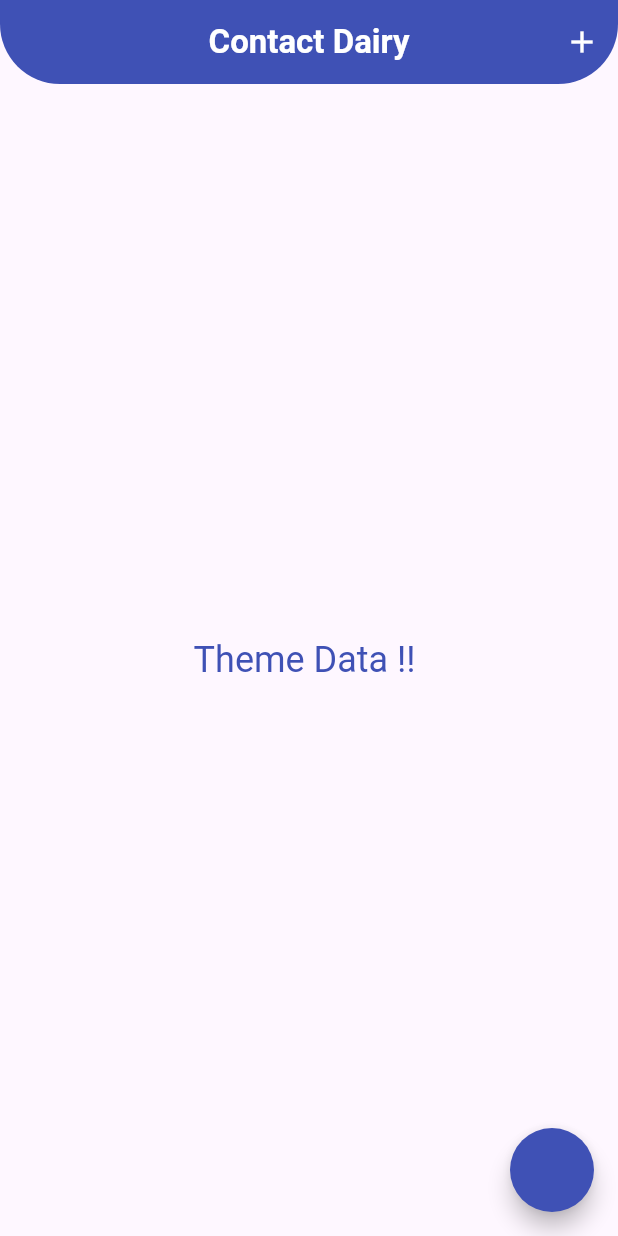
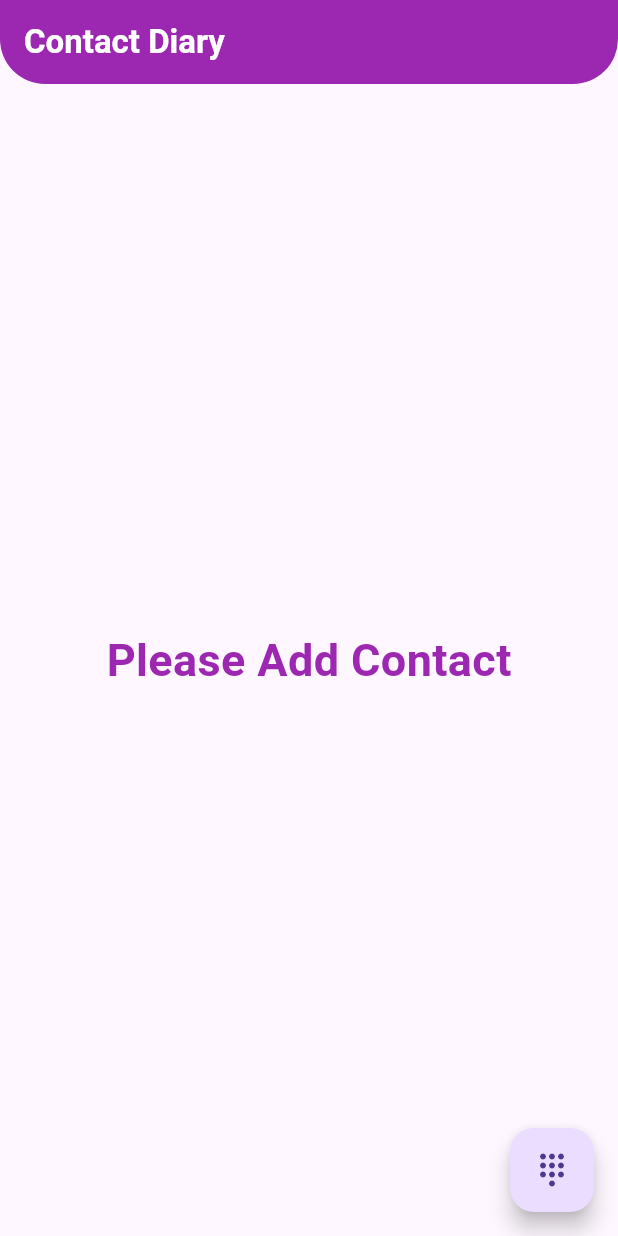
Before and after one commit to hirenkhasatiya/Contact_Diary, a Flutter app: the screen it shows after launch, on a phone screen of 412 x 824 dp. Run offline on Flutter 3.47's test engine with Material 2 defaults, Android fonts, the light colour scheme and no system bars; our stand-ins replace shared_preferences.

Commit message:
add contact page

```diff
--- /dev/null
+++ b/Contact_dairy/lib/Modals/contact_Modal.dart
@@ -0,0 +1,16 @@
+import 'dart:io';
+
+class Contact {
+  String name;
+  String number;
+  String email;
+
+  File? image;
+
+  Contact({
+    required this.name,
+    required this.number,
+    required this.email,
+    this.image,
+  });
+}
--- a/Contact_dairy/lib/Utils/route_utils.dart
+++ /dev/null
@@ -1,5 +0,0 @@
-class MyRoutes {
-  static String HomePage = "/";
-
-  static String detailPage = 'details_Page';
-}
--- /dev/null
+++ b/Contact_dairy/lib/controller/contact_controller.dart
@@ -0,0 +1,24 @@
+import 'package:contact_dairy/Modals/contact_Modal.dart';
+import 'package:flutter/material.dart';
+
+class contactController extends ChangeNotifier {
+  List<Contact> _allcontact = [];
+
+  List allNamesdata = [];
+
+  get allContact {
+    return _allcontact;
+  }
+
+  addContact({required Contact contact}) {
+    if (!_allcontact.contains(contact)) {
+      _allcontact.add(contact);
+    }
+    notifyListeners();
+  }
+
+  removeContact({required Contact contact}) {
+    _allcontact.remove(contact);
+    notifyListeners();
+  }
+}
--- /dev/null
+++ b/Contact_dairy/lib/controller/theme_controller.dart
@@ -0,0 +1,21 @@
+import 'package:flutter/material.dart';
+import 'package:shared_preferences/shared_preferences.dart';
+
+class themeController extends ChangeNotifier {
+  bool _isdark = false;
+
+  late SharedPreferences preferences;
+
+  themeController({required this.preferences});
+
+  get getTheme {
+    _isdark = preferences.getBool('theme') ?? false;
+    return _isdark;
+  }
+
+  void changeTheme() {
+    preferences.setBool('theme', _isdark);
+    _isdark = !_isdark;
+    notifyListeners();
+  }
+}
--- a/Contact_dairy/lib/main.dart
+++ b/Contact_dairy/lib/main.dart
@@ -1,10 +1,25 @@
-import 'package:contact_dairy/Utils/route_utils.dart';
-import 'package:contact_dairy/views/screens/Detail_Page.dart';
-import 'package:contact_dairy/views/screens/Home_Page.dart';
+import 'package:contact_dairy/controller/contact_controller.dart';
+import 'package:contact_dairy/views/screen/HomePage.dart';
 import 'package:flutter/material.dart';
+import 'package:provider/provider.dart';
+import 'package:shared_preferences/shared_preferences.dart';
+import 'controller/theme_controller.dart';
 
-void main() {
-  runApp(const MyApp());
+void main() async {
+  WidgetsFlutterBinding.ensureInitialized();
+
+  SharedPreferences preferences = await SharedPreferences.getInstance();
+
+  runApp(
+    MultiProvider(
+      providers: [
+        ChangeNotifierProvider(
+            create: (context) => themeController(preferences: preferences)),
+        ChangeNotifierProvider(create: (context) => contactController()),
+      ],
+      child: const MyApp(),
+    ),
+  );
 }
 
 class MyApp extends StatelessWidget {
@@ -19,10 +34,9 @@ class MyApp extends StatelessWidget {
         appBarTheme: AppBarTheme(
           backgroundColor: Colors.indigo,
           foregroundColor: Colors.white,
-          centerTitle: true,
           shape: RoundedRectangleBorder(
             borderRadius: BorderRadius.vertical(
-              bottom: Radius.circular(40),
+              bottom: Radius.circular(30),
             ),
           ),
           titleTextStyle: TextStyle(
@@ -31,20 +45,31 @@ class MyApp extends StatelessWidget {
             fontWeight: FontWeight.bold,
           ),
         ),
-        floatingActionButtonTheme: FloatingActionButtonThemeData(
+      ),
+      darkTheme: ThemeData(
+        brightness: Brightness.dark,
+        useMaterial3: true,
+        appBarTheme: AppBarTheme(
           backgroundColor: Colors.indigo,
+          foregroundColor: Colors.white,
+          centerTitle: true,
           shape: RoundedRectangleBorder(
-            borderRadius: BorderRadius.circular(50),
+            borderRadius: BorderRadius.vertical(
+              bottom: Radius.circular(30),
+            ),
+          ),
+          titleTextStyle: TextStyle(
+            color: Colors.white,
+            fontSize: 22,
+            fontWeight: FontWeight.bold,
           ),
         ),
-        // textTheme: TextTheme(
-        //   bodyMedium: TextStyle(
-        //       fontSize: 22, fontWeight: FontWeight.bold, color: Colors.indigo),
-        // ),
       ),
+      themeMode: Provider.of<themeController>(context).getTheme
+          ? ThemeMode.dark
+          : ThemeMode.system,
       routes: {
-        MyRoutes.HomePage: (context) => const HomePage(),
-        MyRoutes.detailPage: (context) => const DetailPage(),
+        '/': (context) => HomePage(),
       },
     );
   }
--- /dev/null
+++ b/Contact_dairy/lib/views/screen/HomePage.dart
@@ -0,0 +1,129 @@
+import 'package:contact_dairy/Modals/contact_Modal.dart';
+import 'package:contact_dairy/controller/contact_controller.dart';
+import 'package:flutter/material.dart';
+import 'package:provider/provider.dart';
+
+class HomePage extends StatelessWidget {
+  const HomePage({super.key});
+
+  @override
+  Widget build(BuildContext context) {
+    return Scaffold(
+      appBar: AppBar(
+        title: const Text("Contact Diary"),
+        backgroundColor: Colors.purple,
+        foregroundColor: Colors.white,
+      ),
+      body: Padding(
+        padding: EdgeInsets.all(20),
+        child: Consumer<contactController>(
+          builder: (context, Provider, child) => Provider.allContact.isNotEmpty
+              ? ListView.builder(
+                  itemCount: Provider.allContact.length,
+                  itemBuilder: (context, index) {
+                    Contact contact = Provider.allContact[index];
+                    return Card(
+                      child: ListTile(
+                        leading: CircleAvatar(
+                          foregroundImage: NetworkImage(
+                              "https://tse4.mm.bing.net/th?id=OIP.jixXH_Els1MXBRmKFdMQPAHaHa&pid=Api&P=0&h=180"),
+                        ),
+                        title: Text(contact.name),
+                        subtitle: Text(contact.number),
+                        trailing: IconButton(
+                          onPressed: () {
+                            Provider.removeContact(contact: contact);
+                          },
+                          icon: Icon(Icons.delete),
+                        ),
+                      ),
+                    );
+                  },
+                )
+              : Center(
+                  child: Text(
+                    "Please Add Contact",
+                    style: TextStyle(
+                        fontSize: 30,
+                        fontWeight: FontWeight.bold,
+                        color: Colors.purple),
+                  ),
+                ),
+        ),
+      ),
+      floatingActionButton: FloatingActionButton(
+        onPressed: () {
+          String name, contact, email;
+
+          name = contact = email = "";
+
+          showDialog(
+              context: context,
+              builder: (context) => AlertDialog(
+                    title: const Text("Add Contact"),
+                    content: SingleChildScrollView(
+                      child: Column(
+                        mainAxisSize: MainAxisSize.min,
+                        children: [
+                          TextField(
+                            onChanged: (val) => name = val,
+                            decoration: InputDecoration(
+                              hintText: "Enter Name",
+                              icon: Icon(
+                                Icons.person,
+                              ),
+                            ),
+                          ),
+                          SizedBox(
+                            height: 10,
+                          ),
+                          TextField(
+                            keyboardType: TextInputType.number,
+                            onChanged: (val) => contact = val,
+                            decoration: InputDecoration(
+                              hintText: "Enter Number",
+                              icon: Icon(Icons.dialpad),
+                            ),
+                          ),
+                          SizedBox(
+                            height: 10,
+                          ),
+                          TextField(
+                            onChanged: (val) => email = val,
+                            decoration: InputDecoration(
+                              hintText: "Enter Email",
+                              icon: Icon(Icons.email),
+                            ),
+                          ),
+                        ],
+                      ),
+                    ),
+                    actions: [
+                      ElevatedButton(
+                          onPressed: () {
+                            Contact c = Contact(
+                              name: name,
+                              number: contact,
+                              email: email,
+                            );
+
+                            Provider.of<contactController>(context,
+                                    listen: false)
+                                .addContact(contact: c);
+
+                            Navigator.of(context).pop();
+                          },
+                          child: Text("Add")),
+                      TextButton(
+                          onPressed: () {
+                            Navigator.of(context).pop();
+                          },
+                          child: Text("cancel"))
+                    ],
+                  ));
+        },
+        child: Icon(Icons.dialpad_outlined),
+      ),
+    );
+  }
+}
--- a/Contact_dairy/lib/views/screens/Home_Page.dart
+++ /dev/null
@@ -1,44 +0,0 @@
-import 'package:contact_dairy/Utils/route_utils.dart';
-import 'package:flutter/material.dart';
-
-class HomePage extends StatefulWidget {
-  const HomePage({super.key});
-
-  @override
-  State<HomePage> createState() => _HomePageState();
-}
-
-class _HomePageState extends State<HomePage> {
-  @override
-  Widget build(BuildContext context) {
-    return Scaffold(
-      appBar: AppBar(
-        title: const Text("Contact Dairy"),
-        actions: [
-          IconButton(
-            onPressed: () {
-              Navigator.of(context).pushNamed(MyRoutes.detailPage);
-            },
-            icon: Icon(
-              Icons.add,
-            ),
-          ),
-        ],
-      ),
-      body: Padding(
-        padding: EdgeInsets.all(10),
-        child: Center(
-          child: Text(
-            "Theme Data !! ",
-            style: Theme.of(context).textTheme.headlineSmall!.merge(
-                  TextStyle(color: Colors.indigo),
-                ),
-          ),
-        ),
-      ),
-      floatingActionButton: FloatingActionButton(
-        onPressed: () {},
-      ),
-    );
-  }
-}
--- a/Contact_dairy/pubspec.yaml
+++ b/Contact_dairy/pubspec.yaml
@@ -35,6 +35,8 @@ dependencies:
   # The following adds the Cupertino Icons font to your application.
   # Use with the CupertinoIcons class for iOS style icons.
   cupertino_icons: ^1.0.2
+  provider: ^6.0.5
+  shared_preferences: ^2.2.0
 
 dev_dependencies:
   flutter_test:
```
Also changed, not shown: Contact_dairy/lib/views/screens/Detail_Page.dart (deleted, +0 -127 lines), Contact_dairy/pubspec.lock, 1 other file.
